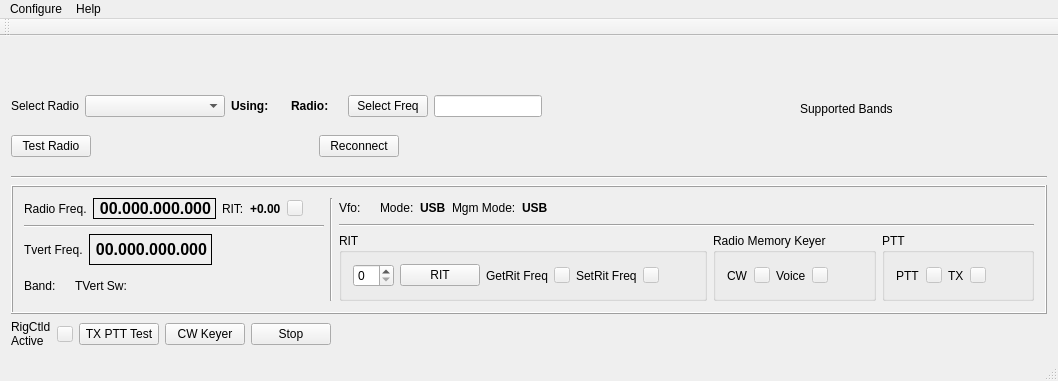
First picture: the form in mqt/MqtRigControl/rigcontrolmainwindow.ui, repository Rsclub22/Minos2-Mirror, before the edit.
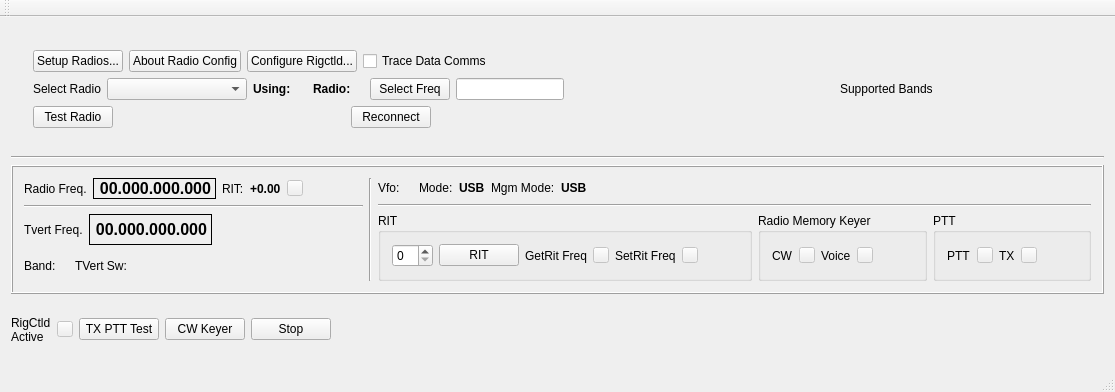
Second picture: the form after the edit. Custom widgets are drawn as their Qt base class.

Commit message: Convert from actions/menus to buttons for ease of use on MAC

Diff of the .ui file:
```diff
--- a/mqt/MqtRigControl/rigcontrolmainwindow.ui
+++ b/mqt/MqtRigControl/rigcontrolmainwindow.ui
@@ -6,8 +6,8 @@
    <rect>
     <x>0</x>
     <y>0</y>
-    <width>1058</width>
-    <height>381</height>
+    <width>1115</width>
+    <height>392</height>
    </rect>
   </property>
   <property name="windowTitle">
@@ -16,21 +16,55 @@
   <widget class="QWidget" name="centralWidget">
    <layout class="QVBoxLayout" name="verticalLayout_6">
     <item>
-     <layout class="QHBoxLayout" name="horizontalLayout_29">
+     <widget class="QFrame" name="radioFrame">
+      <layout class="QHBoxLayout" name="horizontalLayout_30">
       <item>
+        <widget class="QFrame" name="selFrame">
        <layout class="QVBoxLayout" name="verticalLayout_2">
         <item>
-         <spacer name="verticalSpacer">
+           <layout class="QHBoxLayout" name="horizontalLayout_29">
+            <item>
+             <widget class="QPushButton" name="setupRadios">
+              <property name="text">
+               <string>Setup Radios...</string>
+              </property>
+             </widget>
+            </item>
+            <item>
+             <widget class="QPushButton" name="aboutRC">
+              <property name="text">
+               <string>About Radio Config</string>
+              </property>
+             </widget>
+            </item>
+            <item>
+             <widget class="QPushButton" name="configRigctld">
+              <property name="text">
+               <string>Configure Rigctld...</string>
+              </property>
+             </widget>
+            </item>
+            <item>
+             <widget class="QCheckBox" name="traceDataComms">
+              <property name="text">
+               <string>Trace Data Comms</string>
+              </property>
+             </widget>
+            </item>
+            <item>
+             <spacer name="horizontalSpacer_14">
           <property name="orientation">
-           <enum>Qt::Vertical</enum>
+               <enum>Qt::Horizontal</enum>
           </property>
           <property name="sizeHint" stdset="0">
            <size>
-            <width>20</width>
-            <height>40</height>
+                <width>40</width>
+                <height>20</height>
            </size>
           </property>
          </spacer>
+            </item>
+           </layout>
         </item>
         <item>
          <layout class="QHBoxLayout" name="horizontalLayout_9">
@@ -153,19 +187,6 @@
             </property>
            </widget>
           </item>
-          <item>
-           <spacer name="verticalSpacer_2">
-            <property name="orientation">
-             <enum>Qt::Vertical</enum>
-            </property>
-            <property name="sizeHint" stdset="0">
-             <size>
-              <width>20</width>
-              <height>40</height>
-             </size>
-            </property>
-           </spacer>
-          </item>
           <item>
            <spacer name="horizontalSpacer_13">
             <property name="orientation">
@@ -182,8 +203,10 @@
          </layout>
         </item>
        </layout>
+        </widget>
       </item>
       <item>
+        <widget class="QFrame" name="bandsFrame">
        <layout class="QVBoxLayout" name="verticalLayout_4">
         <item>
          <layout class="QHBoxLayout" name="horizontalLayout_12">
@@ -226,8 +249,10 @@
          <layout class="QGridLayout" name="gridLayout"/>
         </item>
        </layout>
-      </item>
-     </layout>
+        </widget>
+       </item>
+      </layout>
+     </widget>
     </item>
     <item>
      <widget class="Line" name="line">
@@ -875,33 +900,6 @@
     </item>
    </layout>
   </widget>
-  <widget class="QMenuBar" name="menuBar">
-   <property name="geometry">
-    <rect>
-     <x>0</x>
-     <y>0</y>
-     <width>1058</width>
-     <height>24</height>
-    </rect>
-   </property>
-   <widget class="QMenu" name="menuConfigure">
-    <property name="title">
-     <string>Configure</string>
-    </property>
-    <addaction name="actionSetup_Radios"/>
-    <addaction name="actionConfigure_Rigctld"/>
-    <addaction name="actionTraceComms"/>
-   </widget>
-   <widget class="QMenu" name="menuAbout">
-    <property name="title">
-     <string>Help</string>
-    </property>
-    <addaction name="actionAbout"/>
-    <addaction name="actionAbout_Radio_Config"/>
-   </widget>
-   <addaction name="menuConfigure"/>
-   <addaction name="menuAbout"/>
-  </widget>
   <widget class="QToolBar" name="mainToolBar">
    <attribute name="toolBarArea">
     <enum>TopToolBarArea</enum>
```
Left out of the diff: 66 changed lines with no effect on the pictures. Lines whose indentation alone changed are shown as unchanged. The commit also changes 12 other files.
